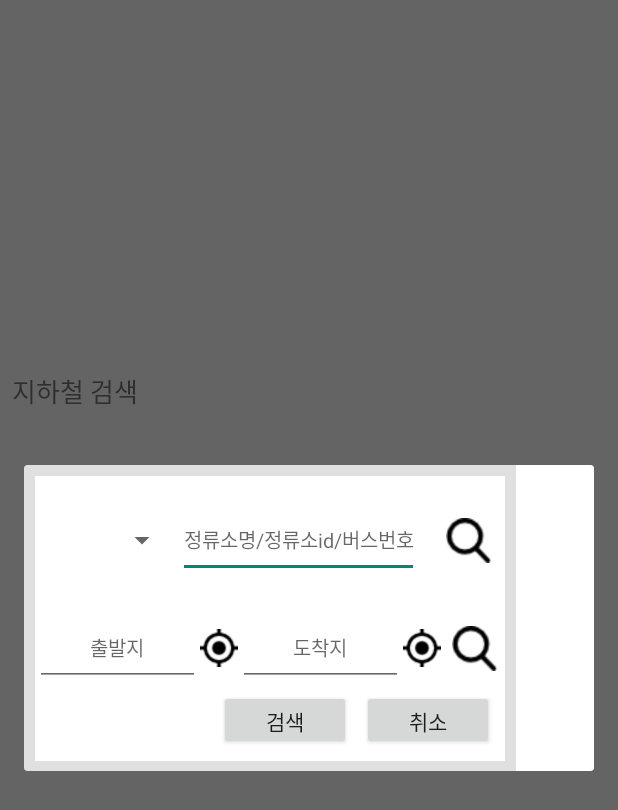
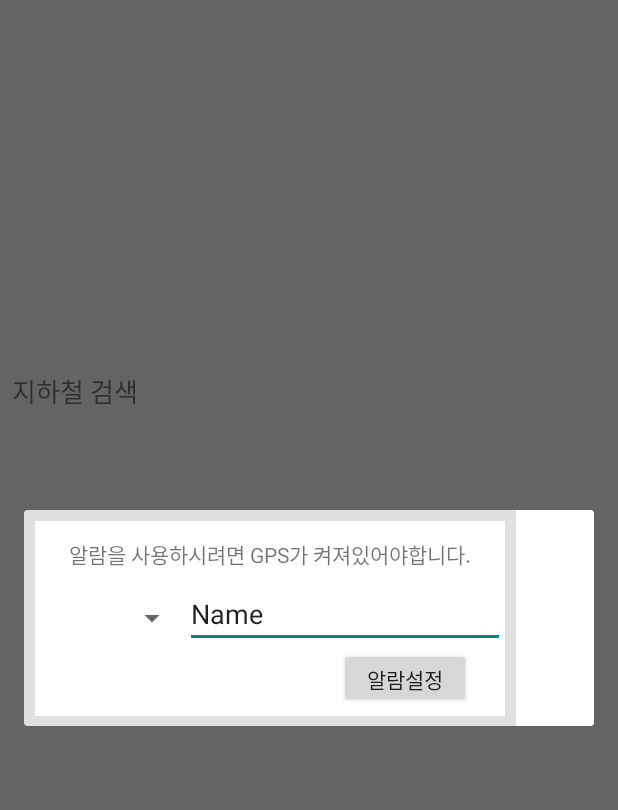
Before and after one commit to uni3621/nabi, an Android app: the TrafficActivity screen opened directly, with no data from a screen before it, after a tap on "알림", on a phone screen of 412 x 824 dp. Shown: the top 810 px of the screen. Run offline under Robolectric (Android 15) with nearby library versions, the phone set to English and light mode, and no system bars.

Commit message:
no message

```diff
--- a/app/src/main/java/com/example/user/myapplication/activity/TrafficActivity.java
+++ b/app/src/main/java/com/example/user/myapplication/activity/TrafficActivity.java
@@ -54,7 +54,7 @@ public class TrafficActivity extends ActivityGroup {
     }
 
     public void alarm(View i){
-        Dialog alarm = new TrafficDialogActivity(this);
+        Dialog alarm = new TrafficDialogAlarmActivity(this);
         alarm.show();
 
         // Dialog 사이즈 조절 하기
--- a/app/src/main/res/layout/activity_traffic_dialog.xml
+++ b/app/src/main/res/layout/activity_traffic_dialog.xml
@@ -36,7 +36,7 @@
                 android:hint="정류소명/정류소id/버스번호"
                 android:inputType="textPersonName"
                 android:textAlignment="center"
-                android:textSize="13sp" />
+                android:textSize="12sp" />
 
             <Space
                 android:layout_width="18dp"
@@ -123,6 +123,7 @@
             android:layout_alignParentEnd="true"
             android:layout_alignParentRight="true"
             android:layout_margin="7dp"
+            android:onClick="TrafficActivity"
             android:text="취소" />
 
     </RelativeLayout>
```
